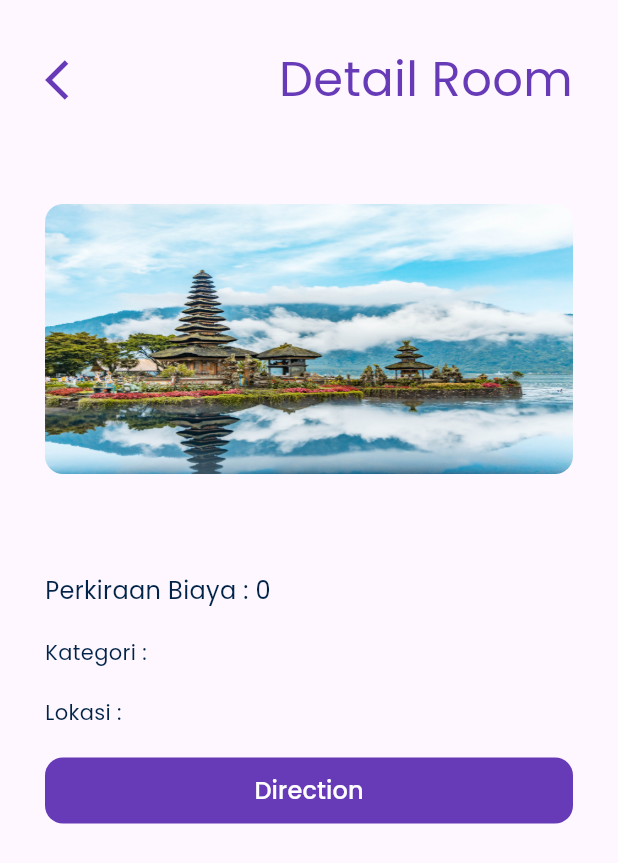
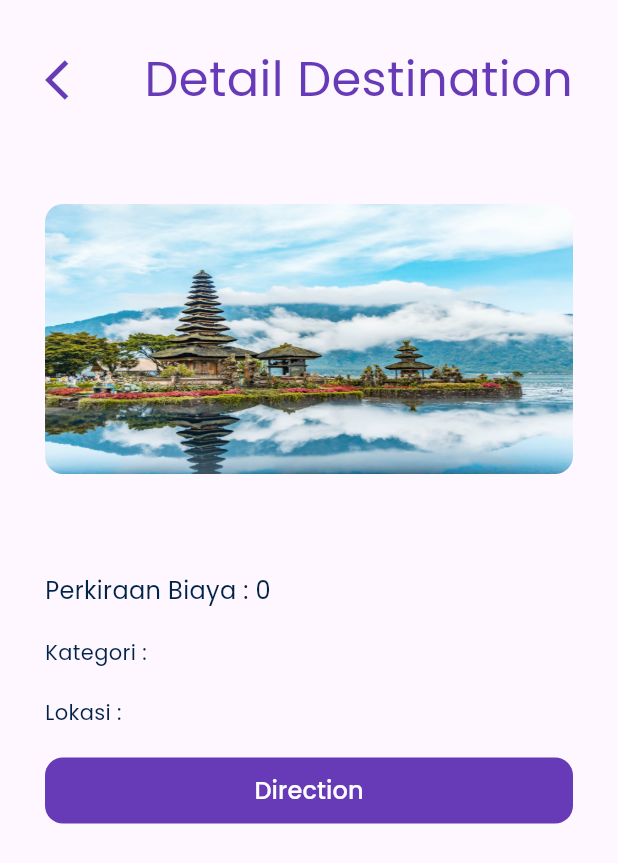
Before and after one commit to ibrahimmm999/tiaramarta_app, a Flutter app: the DetailDestinationPage screen opened directly with empty values, on a phone screen of 412 x 824 dp. Shown: the top 863 px of the screen. Run offline on Flutter 3.47's test engine with Material 3 defaults, Android fonts, the phone set to English and light mode, and no system bars; our stand-ins replace equatable, google_fonts, shared_preferences; accounts and stored records are empty.

Commit message:
update detail destination

```diff
--- a/lib/detail_destination_page.dart
+++ b/lib/detail_destination_page.dart
@@ -41,7 +41,7 @@ class DetailDestinationPage extends StatelessWidget {
                 ),
               ),
               Text(
-                "Detail Room",
+                "Detail Destination",
                 style: primaryColorText.copyWith(fontSize: 32),
               ),
             ],
```
